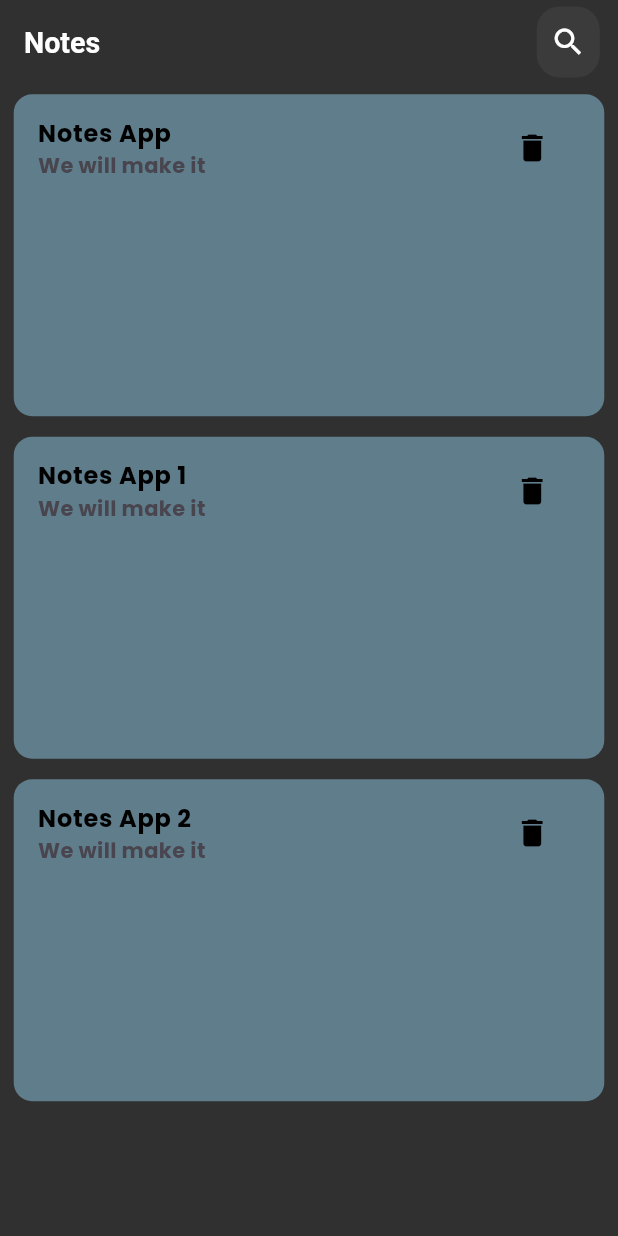
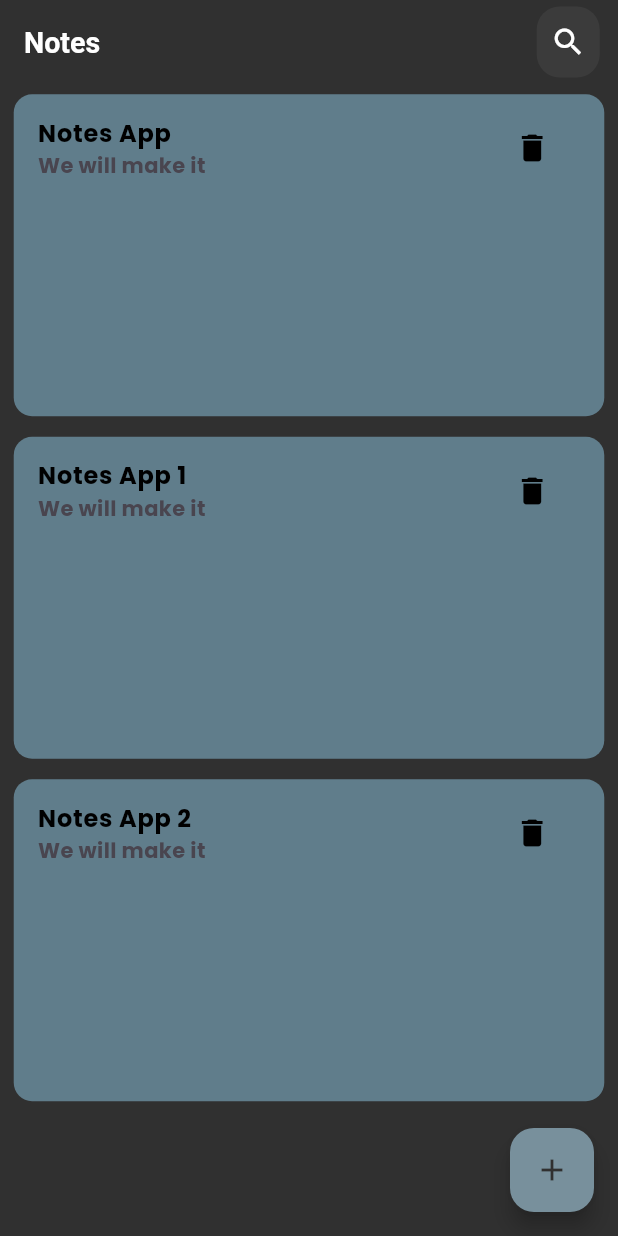
Before and after one commit to thisismostafahassan/notes_app, a Flutter app: the screen it shows after launch, after a tap on the "delete" icon, on a phone screen of 412 x 824 dp. Run offline on Flutter 3.47's test engine with Material 3 defaults, Android fonts, the phone set to English and light mode, and no system bars; our stand-ins replace equatable, flutter_bloc, flutter_screenutil, google_fonts.

Commit message:
add custom floating action button with text filed

```diff
--- a/lib/core/themes/theme_data/theme_data.dart
+++ b/lib/core/themes/theme_data/theme_data.dart
@@ -10,5 +10,8 @@ ThemeData theLightTheme() {
         fontWeight: FontWeight.bold,
       ),
     ),
+    floatingActionButtonTheme: FloatingActionButtonThemeData(
+      backgroundColor: Colors.blueGrey.shade400,
+    ),
   );
 }
--- /dev/null
+++ b/lib/core/widgets/main_floating_action_button.dart
@@ -0,0 +1,43 @@
+import 'package:flutter/material.dart';
+import 'package:flutter_screenutil/flutter_screenutil.dart';
+
+class MainFloatingActionButton extends StatelessWidget {
+  final TextEditingController? controller;
+  const MainFloatingActionButton({super.key, this.controller});
+
+  @override
+  Widget build(BuildContext context) {
+    return FloatingActionButton(
+      onPressed: () {
+        showModalBottomSheet(
+          context: context,
+          builder: (context) {
+            return Container(
+              padding: EdgeInsets.only(top: 32.h, left: 16.w, right: 16.w),
+              decoration: BoxDecoration(
+                color: Color(0xFF303030),
+                borderRadius: BorderRadius.circular(16),
+              ),
+              child: Form(
+                child: Column(
+                  children: [
+                    TextFormField(
+                      autocorrect: true,
+                      controller: controller,
+                      decoration: InputDecoration(
+                        border: OutlineInputBorder(
+                          borderRadius: BorderRadius.circular(16),
+                        ),
+                      ),
+                    ),
+                  ],
+                ),
+              ),
+            );
+          },
+        );
+      },
+      child: Icon(Icons.add, color: Color(0xFF303030)),
+    );
+  }
+}
--- a/lib/features/home/presentation/bloc/home_bloc.dart
+++ b/lib/features/home/presentation/bloc/home_bloc.dart
@@ -7,6 +7,9 @@ part 'home_event.dart';
 part 'home_state.dart';
 
 class HomeBloc extends Bloc<HomeEvent, HomeState> {
+  static TextEditingController titleController = TextEditingController();
+  TextEditingController descriptionController = TextEditingController();
+
   List<Note> notes = [
     Note(
       title: 'Notes App',
--- a/lib/features/home/presentation/pages/home_page.dart
+++ b/lib/features/home/presentation/pages/home_page.dart
@@ -2,6 +2,7 @@ import 'package:flutter/material.dart';
 import 'package:flutter_bloc/flutter_bloc.dart';
 import 'package:flutter_screenutil/flutter_screenutil.dart';
 import 'package:notes_app/core/routing/app_router.dart';
+import 'package:notes_app/core/widgets/main_floating_action_button.dart';
 import 'package:notes_app/features/home/presentation/widgets/note_widget.dart';
 
 import '../../../../core/widgets/custom_app_bar.dart';
@@ -35,6 +36,9 @@ class HomePage extends StatelessWidget {
             );
           },
         ),
+        floatingActionButton: MainFloatingActionButton(
+          controller: HomeBloc.titleController,
+        ),
       ),
     );
   }
--- a/lib/features/home/presentation/pages/note_details_page.dart
+++ b/lib/features/home/presentation/pages/note_details_page.dart
@@ -18,6 +18,7 @@ class NoteDetailsPage extends StatelessWidget {
             icon: Icon(Icons.done, color: Colors.white),
           ),
         ),
+        body: Column(),
       ),
     );
   }
```
